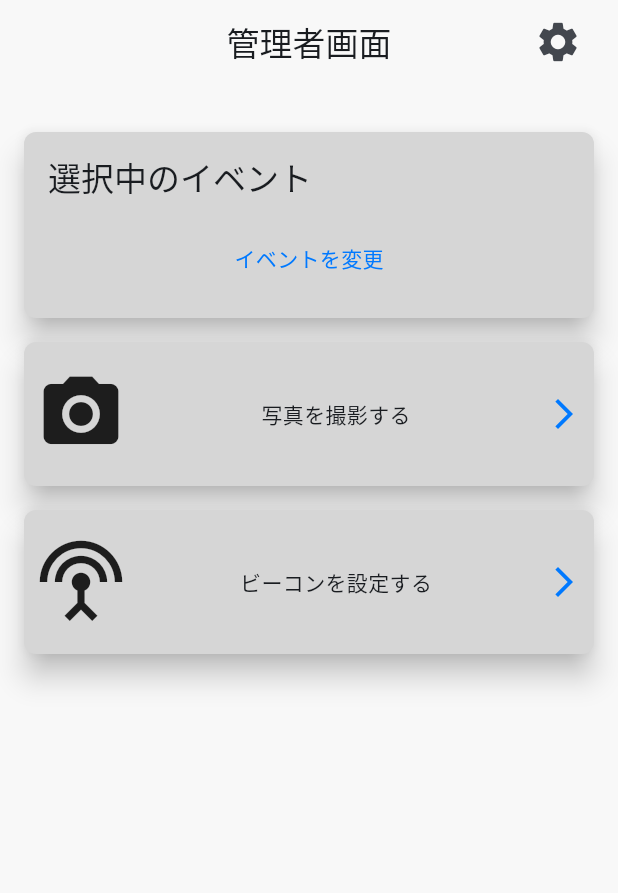
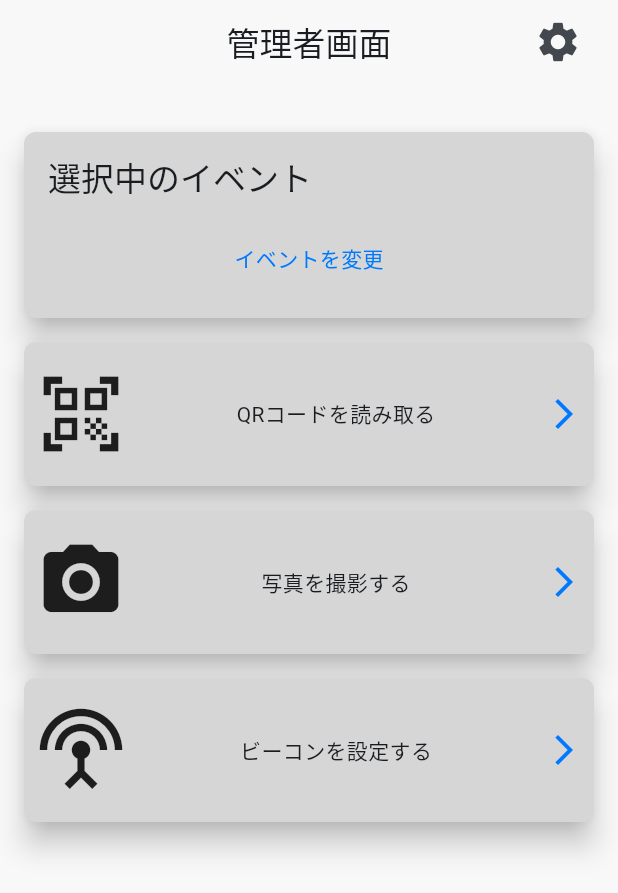
Before and after one commit to after-school-garbage-squad/repaint_mobile, a Flutter app: the OperatorHomeScreen screen opened by its route, on a phone screen of 412 x 824 dp. Shown: the top 893 px of the screen. Run offline on Flutter 3.47's test engine with Material 2 defaults, Android fonts, the light colour scheme and no system bars; our stand-ins replace auto_route.

Commit message:
feat: add navigation to OperatorQRCodeReaderScreen in OperatorHomeScreen

```diff
--- a/lib/features/operator/presentation/screens/operator_home_screen.dart
+++ b/lib/features/operator/presentation/screens/operator_home_screen.dart
@@ -56,6 +56,14 @@ class OperatorHomeScreen extends StatelessWidget {
             const SizedBox(height: 16),
             OperatorElevatedTile.action(
               onTap: () {
+                context.pushRoute(const OperatorQRCodeReaderRoute());
+              },
+              title: "QRコードを読み取る",
+              icon: Icons.qr_code_scanner,
+            ),
+            const SizedBox(height: 16),
+            OperatorElevatedTile.action(
+              onTap: () {
                 context.pushRoute(const OperatorCameraRoute());
               },
               title: "写真を撮影する",
```
